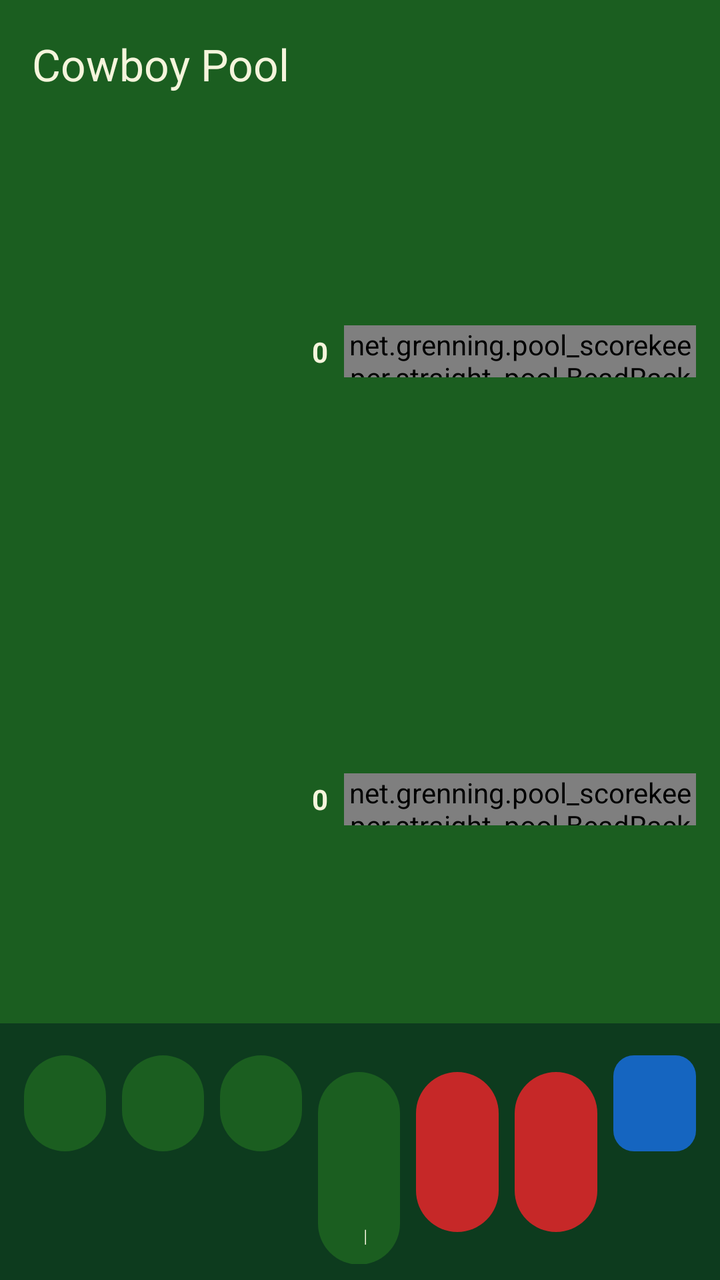
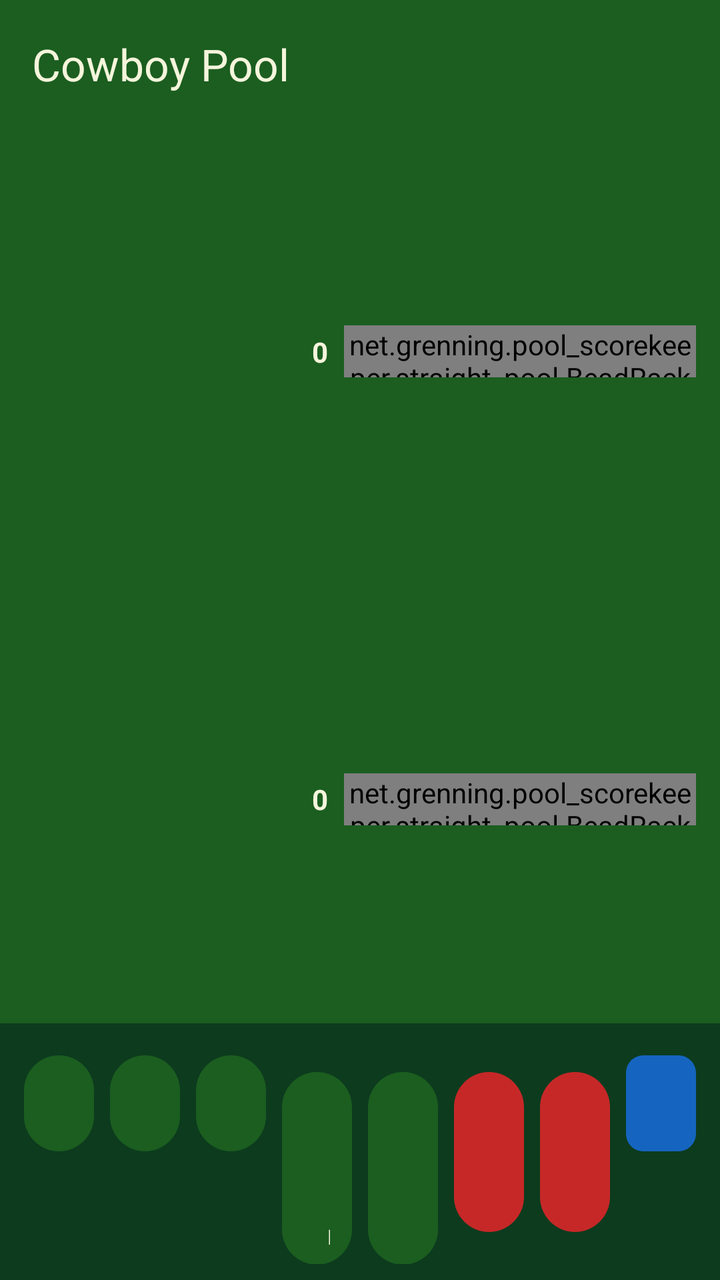

An Android layout rendered at two revisions. The XML below is the earlier revision; the diff shows what the commit changed to produce the second picture.
<!-- AndroidManifest.xml: application theme Theme.PoolScorekeeper -->
<!-- res/layout/activity_cowboy_score.xml -->
<?xml version="1.0" encoding="utf-8"?>
<LinearLayout xmlns:android="http://schemas.android.com/apk/res/android"
    xmlns:app="http://schemas.android.com/apk/res-auto"
    android:id="@+id/cowboyRoot"
    android:layout_width="match_parent"
    android:layout_height="match_parent"
    android:background="@color/felt_dark"
    android:orientation="vertical">

    <com.google.android.material.appbar.MaterialToolbar
        android:id="@+id/cowboyToolbar"
        android:layout_width="match_parent"
        android:layout_height="wrap_content"
        android:background="@color/felt_green"
        android:minHeight="?attr/actionBarSize"
        app:title="@string/title_activity_cowboy_pool_start"
        app:titleTextColor="@color/ivory">

        <TextView
            android:id="@+id/cowboyPhase"
            android:layout_width="wrap_content"
            android:layout_height="wrap_content"
            android:layout_gravity="end"
            android:paddingEnd="8dp"
            android:textAppearance="@style/TextAppearance.Material3.TitleMedium"
            android:textColor="@color/ivory" />
    </com.google.android.material.appbar.MaterialToolbar>

    <LinearLayout
        android:id="@+id/player1Row"
        android:layout_width="match_parent"
        android:layout_height="0dp"
        android:layout_weight="1"
        android:background="@color/felt_green"
        android:gravity="center_vertical"
        android:orientation="horizontal"
        android:paddingStart="12dp"
        android:paddingEnd="12dp">

        <TextView
            android:id="@+id/player1Name"
            android:layout_width="96dp"
            android:layout_height="wrap_content"
            android:ellipsize="end"
            android:maxLines="1"
            android:textColor="@color/ivory"
            android:textStyle="bold" />

        <TextView
            android:id="@+id/player1Score"
            android:layout_width="64dp"
            android:layout_height="wrap_content"
            android:gravity="end"
            android:paddingEnd="8dp"
            android:text="0"
            android:textColor="@color/ivory"
            android:textStyle="bold" />

        <net.grenning.pool_scorekeeper.straight_pool.BeadRackView
            android:id="@+id/player1Beads"
            android:layout_width="0dp"
            android:layout_height="26dp"
            android:layout_weight="1" />
    </LinearLayout>

    <LinearLayout
        android:id="@+id/player2Row"
        android:layout_width="match_parent"
        android:layout_height="0dp"
        android:layout_weight="1"
        android:background="@color/felt_green"
        android:gravity="center_vertical"
        android:orientation="horizontal"
        android:paddingStart="12dp"
        android:paddingEnd="12dp">

        <TextView
            android:id="@+id/player2Name"
            android:layout_width="96dp"
            android:layout_height="wrap_content"
            android:ellipsize="end"
            android:maxLines="1"
            android:textColor="@color/ivory"
            android:textStyle="bold" />

        <TextView
            android:id="@+id/player2Score"
            android:layout_width="64dp"
            android:layout_height="wrap_content"
            android:gravity="end"
            android:paddingEnd="8dp"
            android:text="0"
            android:textColor="@color/ivory"
            android:textStyle="bold" />

        <net.grenning.pool_scorekeeper.straight_pool.BeadRackView
            android:id="@+id/player2Beads"
            android:layout_width="0dp"
            android:layout_height="26dp"
            android:layout_weight="1" />
    </LinearLayout>

    <LinearLayout
        android:id="@+id/player3Row"
        android:layout_width="match_parent"
        android:layout_height="0dp"
        android:layout_weight="1"
        android:background="@color/felt_green"
        android:gravity="center_vertical"
        android:orientation="horizontal"
        android:paddingStart="12dp"
        android:paddingEnd="12dp"
        android:visibility="gone">

        <TextView
            android:id="@+id/player3Name"
            android:layout_width="96dp"
            android:layout_height="wrap_content"
            android:ellipsize="end"
            android:maxLines="1"
            android:textColor="@color/ivory"
            android:textStyle="bold" />

        <TextView
            android:id="@+id/player3Score"
            android:layout_width="64dp"
            android:layout_height="wrap_content"
            android:gravity="end"
            android:paddingEnd="8dp"
            android:text="0"
            android:textColor="@color/ivory"
            android:textStyle="bold" />

        <net.grenning.pool_scorekeeper.straight_pool.BeadRackView
            android:id="@+id/player3Beads"
            android:layout_width="0dp"
            android:layout_height="26dp"
            android:layout_weight="1" />
    </LinearLayout>

    <LinearLayout
        android:id="@+id/player4Row"
        android:layout_width="match_parent"
        android:layout_height="0dp"
        android:layout_weight="1"
        android:background="@color/felt_green"
        android:gravity="center_vertical"
        android:orientation="horizontal"
        android:paddingStart="12dp"
        android:paddingEnd="12dp"
        android:visibility="gone">

        <TextView
            android:id="@+id/player4Name"
            android:layout_width="96dp"
            android:layout_height="wrap_content"
            android:ellipsize="end"
            android:maxLines="1"
            android:textColor="@color/ivory"
            android:textStyle="bold" />

        <TextView
            android:id="@+id/player4Score"
            android:layout_width="64dp"
            android:layout_height="wrap_content"
            android:gravity="end"
            android:paddingEnd="8dp"
            android:text="0"
            android:textColor="@color/ivory"
            android:textStyle="bold" />

        <net.grenning.pool_scorekeeper.straight_pool.BeadRackView
            android:id="@+id/player4Beads"
            android:layout_width="0dp"
            android:layout_height="26dp"
            android:layout_weight="1" />
    </LinearLayout>

    <LinearLayout
        android:id="@+id/playingActions"
        android:layout_width="match_parent"
        android:layout_height="wrap_content"
        android:orientation="horizontal"
        android:padding="8dp">

        <com.google.android.material.button.MaterialButton
            android:id="@+id/ball1Button"
            style="@style/Widget.Pool.ActionButton"
            android:onClick="ball1Clicked"
            android:text="@string/cowboy_ball_1" />

        <com.google.android.material.button.MaterialButton
            android:id="@+id/ball3Button"
            style="@style/Widget.Pool.ActionButton"
            android:onClick="ball3Clicked"
            android:text="@string/cowboy_ball_3" />

        <com.google.android.material.button.MaterialButton
            android:id="@+id/ball5Button"
            style="@style/Widget.Pool.ActionButton"
            android:onClick="ball5Clicked"
            android:text="@string/cowboy_ball_5" />

        <com.google.android.material.button.MaterialButton
            android:id="@+id/caromButton"
            style="@style/Widget.Pool.ActionButton"
            android:contentDescription="@string/cowboy_carom_accessibility"
            android:onClick="caromClicked"
            android:text="@string/cowboy_carom" />

        <com.google.android.material.button.MaterialButton
            android:id="@+id/missButton"
            style="@style/Widget.Pool.DangerButton"
            android:onClick="missClicked"
            android:text="@string/missed_shot" />

        <com.google.android.material.button.MaterialButton
            android:id="@+id/foulButton"
            style="@style/Widget.Pool.DangerButton"
            android:onClick="foulClicked"
            android:text="@string/foul" />

        <LinearLayout
            android:layout_width="0dp"
            android:layout_height="wrap_content"
            android:layout_margin="4dp"
            android:layout_weight="1"
            android:minHeight="56dp"
            android:orientation="horizontal">

            <com.google.android.material.button.MaterialButton
                android:id="@+id/undoButton"
                style="@style/Widget.Pool.SplitButton.Left"
                android:layout_marginEnd="1dp"
                android:contentDescription="@string/undo"
                android:enabled="false"
                android:onClick="undoClicked"
                android:text="@string/undo_symbol" />

            <com.google.android.material.button.MaterialButton
                android:id="@+id/redoButton"
                style="@style/Widget.Pool.SplitButton.Right"
                android:contentDescription="@string/redo"
                android:enabled="false"
                android:onClick="redoClicked"
                android:text="@string/redo_symbol" />
        </LinearLayout>
    </LinearLayout>

    <LinearLayout
        android:id="@+id/gameOverActions"
        android:layout_width="match_parent"
        android:layout_height="wrap_content"
        android:orientation="horizontal"
        android:padding="8dp"
        android:visibility="gone">

        <com.google.android.material.button.MaterialButton
            android:id="@+id/newGameButton"
            style="@style/Widget.Pool.ActionButton"
            android:onClick="newGameClicked"
            android:text="@string/new_game" />

        <com.google.android.material.button.MaterialButton
            android:id="@+id/gameSummaryButton"
            style="@style/Widget.Pool.ActionButton"
            android:onClick="gameSummaryClicked"
            android:text="@string/game_summary" />

        <LinearLayout
            android:layout_width="0dp"
            android:layout_height="wrap_content"
            android:layout_margin="4dp"
            android:layout_weight="1"
            android:minHeight="56dp"
            android:orientation="horizontal">

            <com.google.android.material.button.MaterialButton
                android:id="@+id/undoOverButton"
                style="@style/Widget.Pool.SplitButton.Left"
                android:layout_marginEnd="1dp"
                android:contentDescription="@string/undo"
                android:onClick="undoClicked"
                android:text="@string/undo_symbol" />

            <com.google.android.material.button.MaterialButton
                android:id="@+id/redoOverButton"
                style="@style/Widget.Pool.SplitButton.Right"
                android:contentDescription="@string/redo"
                android:onClick="redoClicked"
                android:text="@string/redo_symbol" />
        </LinearLayout>
    </LinearLayout>
</LinearLayout>
<!-- resources referenced by this layout -->
<resources>
  <color name="felt_dark">#0D3B1E</color>
  <color name="felt_green">#1B5E20</color>
  <color name="ivory">#F5F5DC</color>
  <string name="cowboy_ball_1">1</string>
  <string name="cowboy_ball_3">3</string>
  <string name="cowboy_ball_5">5</string>
  <string name="cowboy_carom">Carom</string>
  <string name="cowboy_carom_accessibility">Carom. Long-press for a three-ball carom worth two points</string>
  <string name="foul">Foul</string>
  <string name="game_summary">Game Summary</string>
  <string name="missed_shot">Miss</string>
  <string name="new_game">New Game</string>
  <string name="redo">Redo</string>
  <string name="redo_symbol">&gt;</string>
  <string name="title_activity_cowboy_pool_start">Cowboy Pool</string>
  <string name="undo">Undo</string>
  <string name="undo_symbol">&lt;</string>
  <style name="Widget.Pool.ActionButton" parent="Widget.Material3.Button">
          <item name="android:layout_width">0dp</item>
          <item name="android:layout_height">wrap_content</item>
          <item name="android:layout_weight">1</item>
          <item name="android:minHeight">56dp</item>
          <item name="android:layout_margin">4dp</item>
          <item name="android:textAllCaps">false</item>
      </style>
  <style name="Widget.Pool.DangerButton" parent="Widget.Pool.ActionButton">
          <item name="backgroundTint">@color/miss_button</item>
          <item name="android:textColor">@color/ivory</item>
      </style>
  <style name="Widget.Pool.SplitButton.Left">
          <item name="shapeAppearanceOverlay">@style/ShapeAppearance.Pool.SplitLeft</item>
      </style>
  <style name="Widget.Pool.SplitButton.Right">
          <item name="shapeAppearanceOverlay">@style/ShapeAppearance.Pool.SplitRight</item>
      </style>
  <style name="Theme.PoolScorekeeper" parent="Theme.Material3.Dark.NoActionBar">
          <item name="colorPrimary">@color/felt_green</item>
          <item name="colorOnPrimary">@color/ivory</item>
          <item name="colorSecondary">@color/active_player</item>
          <item name="colorOnSecondary">@color/felt_dark</item>
          <item name="android:statusBarColor">@android:color/transparent</item>
          <item name="android:navigationBarColor">@android:color/transparent</item>
          <item name="android:windowBackground">@color/felt_dark</item>
          <item name="android:windowFullscreen">true</item>
          <item name="colorSurface">@color/felt_green</item>
          <item name="colorOnSurface">@color/ivory</item>
          <item name="android:textColor">@color/ivory</item>
      </style>
  <color name="miss_button">#C62828</color>
  <style name="ShapeAppearance.Pool.SplitLeft" parent="ShapeAppearance.M3.Sys.Shape.Corner.Full">
          <item name="cornerFamily">rounded</item>
          <item name="cornerSizeTopLeft">50%</item>
          <item name="cornerSizeBottomLeft">50%</item>
          <item name="cornerSizeTopRight">0dp</item>
          <item name="cornerSizeBottomRight">0dp</item>
      </style>
  <style name="ShapeAppearance.Pool.SplitRight" parent="ShapeAppearance.M3.Sys.Shape.Corner.Full">
          <item name="cornerFamily">rounded</item>
          <item name="cornerSizeTopLeft">0dp</item>
          <item name="cornerSizeBottomLeft">0dp</item>
          <item name="cornerSizeTopRight">50%</item>
          <item name="cornerSizeBottomRight">50%</item>
      </style>
  <color name="active_player">#FFC107</color>
</resources>

<!-- the commit's change to res/layout/activity_cowboy_score.xml (unified diff, before → after) -->
@@ -209,6 +209,13 @@
             android:text="@string/cowboy_carom" />
 
         <com.google.android.material.button.MaterialButton
+            android:id="@+id/multiButton"
+            style="@style/Widget.Pool.ActionButton"
+            android:contentDescription="@string/cowboy_multi_accessibility"
+            android:onClick="multiClicked"
+            android:text="@string/cowboy_multi" />
+
+        <com.google.android.material.button.MaterialButton
             android:id="@+id/missButton"
             style="@style/Widget.Pool.DangerButton"
             android:onClick="missClicked"
<!-- resource entries referenced after the edit -->
@@ -8,6 +8,8 @@
   <string name="cowboy_ball_5">5</string>
   <string name="cowboy_carom">Carom</string>
   <string name="cowboy_carom_accessibility">Carom. Long-press for a three-ball carom worth two points</string>
+  <string name="cowboy_multi">Multi</string>
+  <string name="cowboy_multi_accessibility">Multiple points on one shot</string>
   <string name="foul">Foul</string>
   <string name="game_summary">Game Summary</string>
   <string name="missed_shot">Miss</string>
